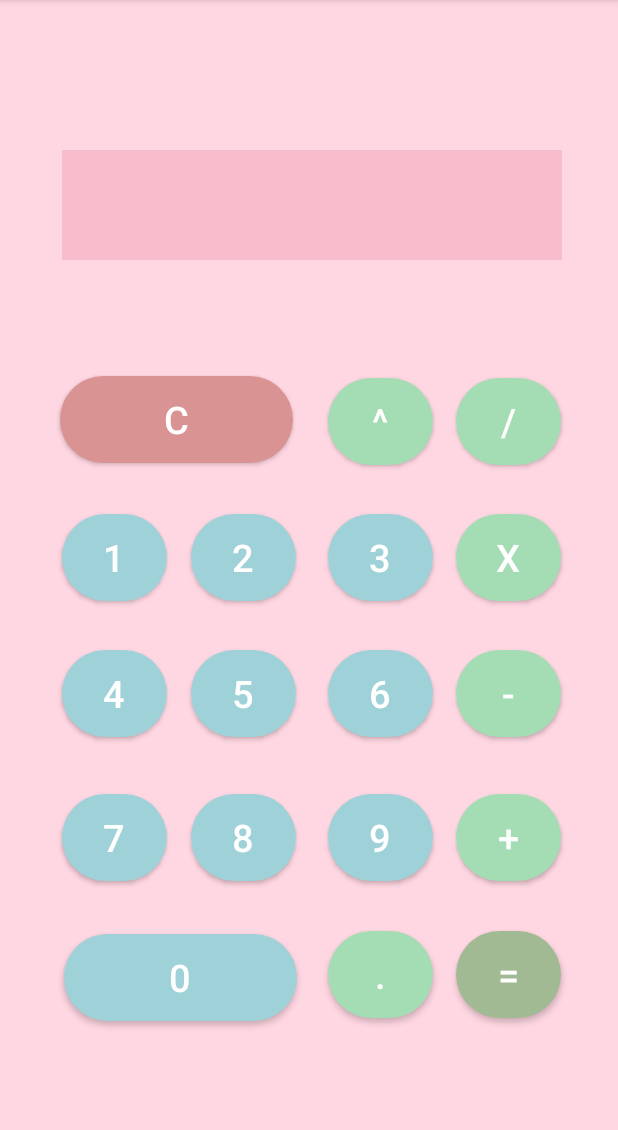
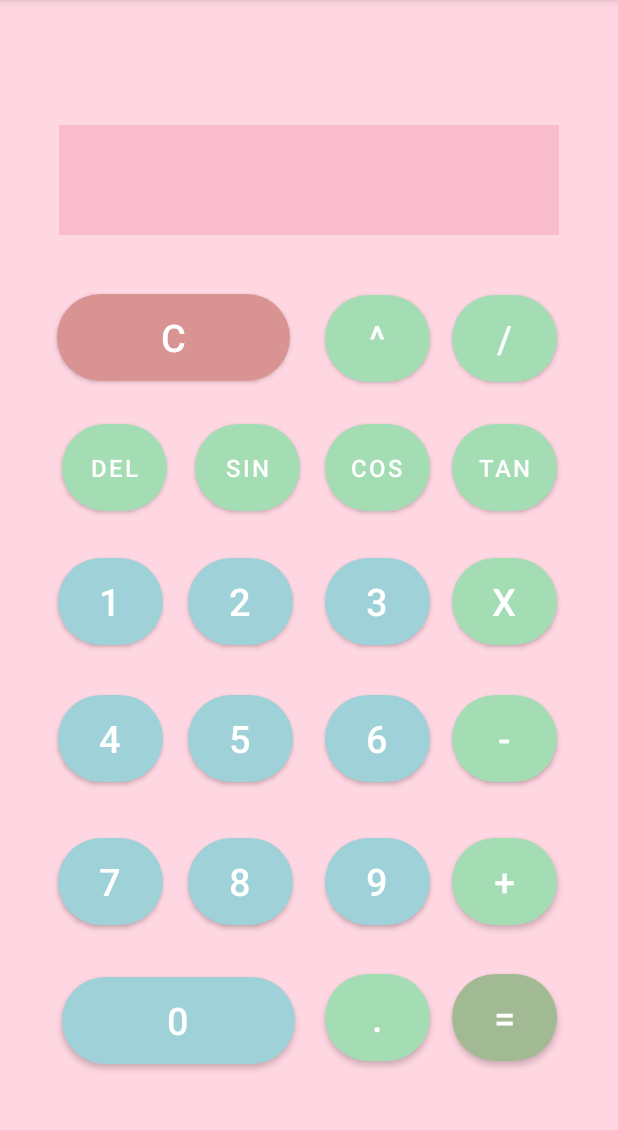
Before and after one commit to PaulinaMaldonadoS5IM9/practica1_calculadora, an Android app: the screen it shows after launch (MainActivity), on a phone screen of 412 x 824 dp, the part 84-1214 px from its top. Run offline under Robolectric (Android 15) with nearby library versions, the phone set to English and light mode, and no system bars.

Commit message:
4 funciones extras

```diff
--- a/app/src/main/java/ipn/cecyt9/practica1_calculadora/MainActivity.java
+++ b/app/src/main/java/ipn/cecyt9/practica1_calculadora/MainActivity.java
@@ -78,10 +78,16 @@ public class MainActivity extends AppCompatActivity {
             numberX = Double.parseDouble(tv.getText().toString());
             tv.setText("");
         }
-        public void onClickButtonDelete(View miView){
+        public void onClickButtonClear(View miView){
             TextView tv = findViewById(R.id.textView);
             String value = tv.getText().toString();
             tv.setText("");
+        }
+        public void onClickButtonDelete(View miView){
+            TextView tv = findViewById(R.id.textView);
+            if(!tv.getText().toString().equals("")){
+                tv.setText(tv.getText().subSequence(0,tv.getText().length()-1));
+            }
         }
         public void onClickSum(View myView) {
             operator = "+";
@@ -103,6 +109,44 @@ public class MainActivity extends AppCompatActivity {
             operator = "^";
             onClickOperatorCaptureNumberX(myView);
         }
+        public void onClickButtonSen(View myView) {
+            TextView tv = (TextView) findViewById(R.id.textView);
+            try {
+                numberX = Double.parseDouble(tv.getText().toString());
+                double rd = Math.toRadians(numberX);
+                result = Math.sin(rd);
+                tv.setText(String.valueOf(result));
+            } catch(NullPointerException e) {
+                Toast.makeText(this,"Incorrect Number", Toast.LENGTH_SHORT).show();
+            }
+            tv.setText(result.toString());
+        }
+        public void onClickButtonCos(View myView) {
+            TextView tv = (TextView) findViewById(R.id.textView);
+
+            try {
+                numberX = Double.parseDouble(tv.getText().toString());
+                double rd = Math.toRadians(numberX);
+                result = Math.cos(rd);
+                tv.setText(String.valueOf(result));
+            } catch(NullPointerException e) {
+                Toast.makeText(this,"Incorrect Number", Toast.LENGTH_SHORT).show();
+            }
+            tv.setText(result.toString());
+        }
+        public void onClickButtonTan(View myView) {
+            TextView tv = (TextView) findViewById(R.id.textView);
+            try {
+                numberX = Double.parseDouble(tv.getText().toString());
+                double rd = Math.toRadians(numberX);
+                result = Math.tan(rd);
+                tv.setText(String.valueOf(result));
+            } catch(NullPointerException e) {
+                Toast.makeText(this,"Incorrect Number", Toast.LENGTH_SHORT).show();
+            }
+            tv.setText(result.toString());
+        }
+
         public void onClickEqual(View myView) {
             TextView tv = (TextView) findViewById(R.id.textView);
             numberY = Double.parseDouble(tv.getText().toString());
--- a/app/src/main/res/layout/activity_main.xml
+++ b/app/src/main/res/layout/activity_main.xml
@@ -6,6 +6,103 @@
     android:layout_height="match_parent"
     android:background="#FFD7E2"
     tools:context=".MainActivity">
+
+    <Button
+        android:id="@+id/buttonNumberSix"
+        android:layout_width="70dp"
+        android:layout_height="70dp"
+        android:onClick="onClickButtonSix"
+        android:text="6"
+        android:textSize="25sp"
+        app:backgroundTint="#9ED1D8"
+        app:cornerRadius="150dp"
+        app:layout_constraintBottom_toBottomOf="parent"
+        app:layout_constraintEnd_toEndOf="parent"
+        app:layout_constraintHorizontal_bias="0.633"
+        app:layout_constraintStart_toStartOf="parent"
+        app:layout_constraintTop_toTopOf="parent"
+        app:layout_constraintVertical_bias="0.655" />
+
+    <Button
+        android:id="@+id/buttonPoint"
+        android:layout_width="70dp"
+        android:layout_height="70dp"
+        android:onClick="onClickButtonPun"
+        android:text="."
+        android:textSize="25sp"
+        app:backgroundTint="#A4DDB4"
+        app:cornerRadius="150dp"
+        app:layout_constraintBottom_toBottomOf="parent"
+        app:layout_constraintEnd_toEndOf="parent"
+        app:layout_constraintHorizontal_bias="0.633"
+        app:layout_constraintStart_toStartOf="parent"
+        app:layout_constraintTop_toTopOf="parent"
+        app:layout_constraintVertical_bias="0.922" />
+
+    <Button
+        android:id="@+id/buttonFuctionTan"
+        android:layout_width="70dp"
+        android:layout_height="70dp"
+        android:onClick="onClickButtonTan"
+        android:text="tan"
+        android:textSize="16sp"
+        app:backgroundTint="#A4DDB4"
+        app:cornerRadius="150dp"
+        app:layout_constraintBottom_toBottomOf="parent"
+        app:layout_constraintEnd_toEndOf="parent"
+        app:layout_constraintHorizontal_bias="0.882"
+        app:layout_constraintStart_toStartOf="parent"
+        app:layout_constraintTop_toTopOf="parent"
+        app:layout_constraintVertical_bias="0.396" />
+
+    <Button
+        android:id="@+id/buttonNumberOne2"
+        android:layout_width="70dp"
+        android:layout_height="70dp"
+        android:onClick="onClickButtonOne"
+        android:text="1"
+        android:textSize="25sp"
+        app:backgroundTint="#9ED1D8"
+        app:cornerRadius="150dp"
+        app:layout_constraintBottom_toBottomOf="parent"
+        app:layout_constraintEnd_toEndOf="parent"
+        app:layout_constraintHorizontal_bias="0.114"
+        app:layout_constraintStart_toStartOf="parent"
+        app:layout_constraintTop_toTopOf="parent"
+        app:layout_constraintVertical_bias="0.524" />
+
+    <Button
+        android:id="@+id/buttonNumberEight"
+        android:layout_width="70dp"
+        android:layout_height="70dp"
+        android:autoText="false"
+        android:onClick="onClickButtonEight"
+        android:text="8"
+        android:textSize="25sp"
+        app:backgroundTint="#9ED1D8"
+        app:cornerRadius="150dp"
+        app:layout_constraintBottom_toBottomOf="parent"
+        app:layout_constraintEnd_toEndOf="parent"
+        app:layout_constraintHorizontal_bias="0.366"
+        app:layout_constraintStart_toStartOf="parent"
+        app:layout_constraintTop_toTopOf="parent"
+        app:layout_constraintVertical_bias="0.792" />
+
+    <Button
+        android:id="@+id/buttonFuntionSin"
+        android:layout_width="70dp"
+        android:layout_height="70dp"
+        android:onClick="onClickButtonSen"
+        android:text="sin"
+        android:textSize="16sp"
+        app:backgroundTint="#A4DDB4"
+        app:cornerRadius="150dp"
+        app:layout_constraintBottom_toBottomOf="parent"
+        app:layout_constraintEnd_toEndOf="parent"
+        app:layout_constraintHorizontal_bias="0.381"
+        app:layout_constraintStart_toStartOf="parent"
+        app:layout_constraintTop_toTopOf="parent"
+        app:layout_constraintVertical_bias="0.396" />
 
     <Button
         android:id="@+id/buttonNumberThree"
@@ -18,10 +115,138 @@
         app:cornerRadius="150dp"
         app:layout_constraintBottom_toBottomOf="parent"
         app:layout_constraintEnd_toEndOf="parent"
-        app:layout_constraintHorizontal_bias="0.639"
+        app:layout_constraintHorizontal_bias="0.633"
         app:layout_constraintStart_toStartOf="parent"
         app:layout_constraintTop_toTopOf="parent"
-        app:layout_constraintVertical_bias="0.482" />
+        app:layout_constraintVertical_bias="0.524" />
+
+    <Button
+        android:id="@+id/buttonFuctionCos"
+        android:layout_width="70dp"
+        android:layout_height="70dp"
+        android:onClick="onClickButtonCos"
+        android:text="cos"
+        android:textSize="16sp"
+        app:backgroundTint="#A4DDB4"
+        app:cornerRadius="150dp"
+        app:layout_constraintBottom_toBottomOf="parent"
+        app:layout_constraintEnd_toEndOf="parent"
+        app:layout_constraintHorizontal_bias="0.633"
+        app:layout_constraintStart_toStartOf="parent"
+        app:layout_constraintTop_toTopOf="parent"
+        app:layout_constraintVertical_bias="0.396" />
+
+    <Button
+        android:id="@+id/buttonOperationMul"
+        android:layout_width="70dp"
+        android:layout_height="70dp"
+        android:onClick="onClickMul"
+        android:text="x"
+        android:textSize="25sp"
+        app:backgroundTint="#A4DDB4"
+        app:cornerRadius="150dp"
+        app:layout_constraintBottom_toBottomOf="parent"
+        app:layout_constraintEnd_toEndOf="parent"
+        app:layout_constraintHorizontal_bias="0.882"
+        app:layout_constraintStart_toStartOf="parent"
+        app:layout_constraintTop_toTopOf="parent"
+        app:layout_constraintVertical_bias="0.524" />
+
+    <Button
+        android:id="@+id/operationpo"
+        android:layout_width="70dp"
+        android:layout_height="70dp"
+        android:onClick="onClickPot"
+        android:text="^"
+        android:textSize="25sp"
+        app:backgroundTint="#A4DDB4"
+        app:cornerRadius="150dp"
+        app:layout_constraintBottom_toBottomOf="parent"
+        app:layout_constraintEnd_toEndOf="parent"
+        app:layout_constraintHorizontal_bias="0.633"
+        app:layout_constraintStart_toStartOf="parent"
+        app:layout_constraintTop_toTopOf="parent"
+        app:layout_constraintVertical_bias="0.273" />
+
+    <Button
+        android:id="@+id/buttonOperationRes"
+        android:layout_width="70dp"
+        android:layout_height="70dp"
+        android:onClick="onClickRes"
+        android:text="-"
+        android:textSize="25sp"
+        app:backgroundTint="#A4DDB4"
+        app:cornerRadius="150dp"
+        app:layout_constraintBottom_toBottomOf="parent"
+        app:layout_constraintEnd_toEndOf="parent"
+        app:layout_constraintHorizontal_bias="0.882"
+        app:layout_constraintStart_toStartOf="parent"
+        app:layout_constraintTop_toTopOf="parent"
+        app:layout_constraintVertical_bias="0.655" />
+
+    <Button
+        android:id="@+id/buttonOperationSum"
+        android:layout_width="70dp"
+        android:layout_height="70dp"
+        android:onClick="onClickSum"
+        android:text="+"
+        android:textSize="25sp"
+        app:backgroundTint="#A4DDB4"
+        app:cornerRadius="150dp"
+        app:layout_constraintBottom_toBottomOf="parent"
+        app:layout_constraintEnd_toEndOf="parent"
+        app:layout_constraintHorizontal_bias="0.882"
+        app:layout_constraintStart_toStartOf="parent"
+        app:layout_constraintTop_toTopOf="parent"
+        app:layout_constraintVertical_bias="0.792" />
+
+    <Button
+        android:id="@+id/buttonClear"
+        android:layout_width="155dp"
+        android:layout_height="70dp"
+        android:onClick="onClickButtonClear"
+        android:text="C"
+        android:textSize="25sp"
+        app:backgroundTint="#DA9393"
+        app:cornerRadius="150dp"
+        app:layout_constraintBottom_toBottomOf="parent"
+        app:layout_constraintEnd_toEndOf="parent"
+        app:layout_constraintHorizontal_bias="0.148"
+        app:layout_constraintStart_toStartOf="parent"
+        app:layout_constraintTop_toTopOf="parent"
+        app:layout_constraintVertical_bias="0.272" />
+
+    <Button
+        android:id="@+id/buttonNumberSeven"
+        android:layout_width="70dp"
+        android:layout_height="70dp"
+        android:onClick="onClickButtonSeven"
+        android:text="7"
+        android:textSize="25sp"
+        app:backgroundTint="#9ED1D8"
+        app:cornerRadius="150dp"
+        app:layout_constraintBottom_toBottomOf="parent"
+        app:layout_constraintEnd_toEndOf="parent"
+        app:layout_constraintHorizontal_bias="0.114"
+        app:layout_constraintStart_toStartOf="parent"
+        app:layout_constraintTop_toTopOf="parent"
+        app:layout_constraintVertical_bias="0.792" />
+
+    <Button
+        android:id="@+id/buttonNumberNine"
+        android:layout_width="70dp"
+        android:layout_height="70dp"
+        android:onClick="onClickButtonNine"
+        android:text="9"
+        android:textSize="25sp"
+        app:backgroundTint="#9ED1D8"
+        app:cornerRadius="150dp"
+        app:layout_constraintBottom_toBottomOf="parent"
+        app:layout_constraintEnd_toEndOf="parent"
+        app:layout_constraintHorizontal_bias="0.633"
+        app:layout_constraintStart_toStartOf="parent"
+        app:layout_constraintTop_toTopOf="parent"
+        app:layout_constraintVertical_bias="0.792" />
 
     <Button
         android:id="@+id/buttonNumberFive"
@@ -34,10 +259,42 @@
         app:cornerRadius="150dp"
         app:layout_constraintBottom_toBottomOf="parent"
         app:layout_constraintEnd_toEndOf="parent"
-        app:layout_constraintHorizontal_bias="0.372"
+        app:layout_constraintHorizontal_bias="0.366"
         app:layout_constraintStart_toStartOf="parent"
         app:layout_constraintTop_toTopOf="parent"
-        app:layout_constraintVertical_bias="0.612" />
+        app:layout_constraintVertical_bias="0.655" />
+
+    <Button
+        android:id="@+id/buttonFuntionSin2"
+        android:layout_width="70dp"
+        android:layout_height="70dp"
+        android:onClick="onClickButtonDelete"
+        android:text="DEL"
+        android:textSize="16sp"
+        app:backgroundTint="#A4DDB4"
+        app:cornerRadius="150dp"
+        app:layout_constraintBottom_toBottomOf="parent"
+        app:layout_constraintEnd_toEndOf="parent"
+        app:layout_constraintHorizontal_bias="0.12"
+        app:layout_constraintStart_toStartOf="parent"
+        app:layout_constraintTop_toTopOf="parent"
+        app:layout_constraintVertical_bias="0.396" />
+
+    <Button
+        android:id="@+id/buttonNumberTwo2"
+        android:layout_width="70dp"
+        android:layout_height="70dp"
+        android:onClick="onClickButtonTwo"
+        android:text="2"
+        android:textSize="25sp"
+        app:backgroundTint="#9ED1D8"
+        app:cornerRadius="150dp"
+        app:layout_constraintBottom_toBottomOf="parent"
+        app:layout_constraintEnd_toEndOf="parent"
+        app:layout_constraintHorizontal_bias="0.366"
+        app:layout_constraintStart_toStartOf="parent"
+        app:layout_constraintTop_toTopOf="parent"
+        app:layout_constraintVertical_bias="0.524" />
 
     <Button
         android:id="@+id/buttonEqual"
@@ -50,58 +307,58 @@
         app:cornerRadius="150dp"
         app:layout_constraintBottom_toBottomOf="parent"
         app:layout_constraintEnd_toEndOf="parent"
-        app:layout_constraintHorizontal_bias="0.888"
+        app:layout_constraintHorizontal_bias="0.882"
         app:layout_constraintStart_toStartOf="parent"
         app:layout_constraintTop_toTopOf="parent"
-        app:layout_constraintVertical_bias="0.881" />
+        app:layout_constraintVertical_bias="0.922" />
 
     <Button
-        android:id="@+id/buttonNumberSeven"
+        android:id="@+id/buttonOperationDiv"
         android:layout_width="70dp"
         android:layout_height="70dp"
-        android:onClick="onClickButtonSeven"
-        android:text="7"
+        android:onClick="onClickDiv"
+        android:text="/"
+        android:textSize="25sp"
+        app:backgroundTint="#A4DDB4"
+        app:cornerRadius="150dp"
+        app:layout_constraintBottom_toBottomOf="parent"
+        app:layout_constraintEnd_toEndOf="parent"
+        app:layout_constraintHorizontal_bias="0.882"
+        app:layout_constraintStart_toStartOf="parent"
+        app:layout_constraintTop_toTopOf="parent"
+        app:layout_constraintVertical_bias="0.273" />
+
+    <Button
+        android:id="@+id/buttonNumberFour"
+        android:layout_width="70dp"
+        android:layout_height="70dp"
+        android:onClick="onClickButtonFour"
+        android:text="4"
         android:textSize="25sp"
         app:backgroundTint="#9ED1D8"
         app:cornerRadius="150dp"
         app:layout_constraintBottom_toBottomOf="parent"
         app:layout_constraintEnd_toEndOf="parent"
-        app:layout_constraintHorizontal_bias="0.12"
+        app:layout_constraintHorizontal_bias="0.114"
         app:layout_constraintStart_toStartOf="parent"
         app:layout_constraintTop_toTopOf="parent"
-        app:layout_constraintVertical_bias="0.75" />
+        app:layout_constraintVertical_bias="0.655" />
 
     <Button
-        android:id="@+id/buttonOperationSum"
-        android:layout_width="70dp"
+        android:id="@+id/buttonNumberZero"
+        android:layout_width="155dp"
         android:layout_height="70dp"
-        android:onClick="onClickSum"
-        android:text="+"
-        android:textSize="25sp"
-        app:backgroundTint="#A4DDB4"
-        app:cornerRadius="150dp"
-        app:layout_constraintBottom_toBottomOf="parent"
-        app:layout_constraintEnd_toEndOf="parent"
-        app:layout_constraintHorizontal_bias="0.888"
-        app:layout_constraintStart_toStartOf="parent"
-        app:layout_constraintTop_toTopOf="parent"
-        app:layout_constraintVertical_bias="0.75" />
-
-    <Button
-        android:id="@+id/buttonNumberSix"
-        android:layout_width="70dp"
-        android:layout_height="70dp"
-        android:onClick="onClickButtonSix"
-        android:text="6"
+        android:onClick="onClickButtonZero"
+        android:text="0"
         android:textSize="25sp"
         app:backgroundTint="#9ED1D8"
         app:cornerRadius="150dp"
         app:layout_constraintBottom_toBottomOf="parent"
         app:layout_constraintEnd_toEndOf="parent"
-        app:layout_constraintHorizontal_bias="0.639"
+        app:layout_constraintHorizontal_bias="0.16"
         app:layout_constraintStart_toStartOf="parent"
         app:layout_constraintTop_toTopOf="parent"
-        app:layout_constraintVertical_bias="0.612" />
+        app:layout_constraintVertical_bias="0.925" />
 
     <TextView
         android:id="@+id/textView"
@@ -115,202 +372,8 @@
         app:autoSizeTextType="uniform"
         app:layout_constraintBottom_toBottomOf="parent"
         app:layout_constraintEnd_toEndOf="parent"
-        app:layout_constraintHorizontal_bias="0.525"
         app:layout_constraintStart_toStartOf="parent"
         app:layout_constraintTop_toTopOf="parent"
-        app:layout_constraintVertical_bias="0.144" />
-
-    <Button
-        android:id="@+id/buttonNumberNine"
-        android:layout_width="70dp"
-        android:layout_height="70dp"
-        android:onClick="onClickButtonNine"
-        android:text="9"
-        android:textSize="25sp"
-        app:backgroundTint="#9ED1D8"
-        app:cornerRadius="150dp"
-        app:layout_constraintBottom_toBottomOf="parent"
-        app:layout_constraintEnd_toEndOf="parent"
-        app:layout_constraintHorizontal_bias="0.639"
-        app:layout_constraintStart_toStartOf="parent"
-        app:layout_constraintTop_toTopOf="parent"
-        app:layout_constraintVertical_bias="0.75" />
-
-    <Button
-        android:id="@+id/buttonOperationDiv"
-        android:layout_width="70dp"
-        android:layout_height="70dp"
-        android:onClick="onClickDiv"
-        android:text="/"
-        android:textSize="25sp"
-        app:backgroundTint="#A4DDB4"
-        app:cornerRadius="150dp"
-        app:layout_constraintBottom_toBottomOf="parent"
-        app:layout_constraintEnd_toEndOf="parent"
-        app:layout_constraintHorizontal_bias="0.888"
-        app:layout_constraintStart_toStartOf="parent"
-        app:layout_constraintTop_toTopOf="parent"
-        app:layout_constraintVertical_bias="0.352" />
-
-    <Button
-        android:id="@+id/buttonOperationMul"
-        android:layout_width="70dp"
-        android:layout_height="70dp"
-        android:onClick="onClickMul"
-        android:text="x"
-        android:textSize="25sp"
-        app:backgroundTint="#A4DDB4"
-        app:cornerRadius="150dp"
-        app:layout_constraintBottom_toBottomOf="parent"
-        app:layout_constraintEnd_toEndOf="parent"
-        app:layout_constraintHorizontal_bias="0.888"
-        app:layout_constraintStart_toStartOf="parent"
-        app:layout_constraintTop_toTopOf="parent"
-        app:layout_constraintVertical_bias="0.482" />
-
-    <Button
-        android:id="@+id/buttonNumberZero"
-        android:layout_width="155dp"
-        android:layout_height="70dp"
-        android:onClick="onClickButtonZero"
-        android:text="0"
-        android:textSize="25sp"
-        app:backgroundTint="#9ED1D8"
-        app:cornerRadius="150dp"
-        app:layout_constraintBottom_toBottomOf="parent"
-        app:layout_constraintEnd_toEndOf="parent"
-        app:layout_constraintHorizontal_bias="0.167"
-        app:layout_constraintStart_toStartOf="parent"
-        app:layout_constraintTop_toTopOf="parent"
-        app:layout_constraintVertical_bias="0.883" />
-
-    <Button
-        android:id="@+id/buttonNumberTwo"
-        android:layout_width="70dp"
-        android:layout_height="70dp"
-        android:onClick="onClickButtonTwo"
-        android:text="2"
-        android:textSize="25sp"
-        app:backgroundTint="#9ED1D8"
-        app:cornerRadius="150dp"
-        app:layout_constraintBottom_toBottomOf="parent"
-        app:layout_constraintEnd_toEndOf="parent"
-        app:layout_constraintHorizontal_bias="0.372"
-        app:layout_constraintStart_toStartOf="parent"
-        app:layout_constraintTop_toTopOf="parent"
-        app:layout_constraintVertical_bias="0.482" />
-
-    <Button
-        android:id="@+id/buttonClear"
-        android:layout_width="155dp"
-        android:layout_height="70dp"
-        android:onClick="onClickButtonDelete"
-        android:text="C"
-        android:textSize="25sp"
-        app:backgroundTint="#DA9393"
-        app:cornerRadius="150dp"
-        app:layout_constraintBottom_toBottomOf="parent"
-        app:layout_constraintEnd_toEndOf="parent"
-        app:layout_constraintHorizontal_bias="0.157"
-        app:layout_constraintStart_toStartOf="parent"
-        app:layout_constraintTop_toTopOf="parent"
-        app:layout_constraintVertical_bias="0.351" />
-
-    <Button
-        android:id="@+id/buttonNumberFour"
-        android:layout_width="70dp"
-        android:layout_height="70dp"
-        android:onClick="onClickButtonFour"
-        android:text="4"
-        android:textSize="25sp"
-        app:backgroundTint="#9ED1D8"
-        app:cornerRadius="150dp"
-        app:layout_constraintBottom_toBottomOf="parent"
-        app:layout_constraintEnd_toEndOf="parent"
-        app:layout_constraintHorizontal_bias="0.12"
-        app:layout_constraintStart_toStartOf="parent"
-        app:layout_constraintTop_toTopOf="parent"
-        app:layout_constraintVertical_bias="0.612" />
-
-    <Button
-        android:id="@+id/operationpo"
-        android:layout_width="70dp"
-        android:layout_height="70dp"
-        android:onClick="onClickPot"
-        android:text="^"
-        android:textSize="25sp"
-        app:backgroundTint="#A4DDB4"
-        app:cornerRadius="150dp"
-        app:layout_constraintBottom_toBottomOf="parent"
-        app:layout_constraintEnd_toEndOf="parent"
-        app:layout_constraintHorizontal_bias="0.639"
-        app:layout_constraintStart_toStartOf="parent"
-        app:layout_constraintTop_toTopOf="parent"
-        app:layout_constraintVertical_bias="0.352" />
-
-    <Button
-        android:id="@+id/buttonOperationRes"
-        android:layout_width="70dp"
-        android:layout_height="70dp"
-        android:onClick="onClickRes"
-        android:text="-"
-        android:textSize="25sp"
-        app:backgroundTint="#A4DDB4"
-        app:cornerRadius="150dp"
-        app:layout_constraintBottom_toBottomOf="parent"
-        app:layout_constraintEnd_toEndOf="parent"
-        app:layout_constraintHorizontal_bias="0.888"
-        app:layout_constraintStart_toStartOf="parent"
-        app:layout_constraintTop_toTopOf="parent"
-        app:layout_constraintVertical_bias="0.612" />
-
-    <Button
-        android:id="@+id/buttonPoint"
-        android:layout_width="70dp"
-        android:layout_height="70dp"
-        android:onClick="onClickButtonPun"
-        android:text="."
-        android:textSize="25sp"
-        app:backgroundTint="#A4DDB4"
-        app:cornerRadius="150dp"
-        app:layout_constraintBottom_toBottomOf="parent"
-        app:layout_constraintEnd_toEndOf="parent"
-        app:layout_constraintHorizontal_bias="0.639"
-        app:layout_constraintStart_toStartOf="parent"
-        app:layout_constraintTop_toTopOf="parent"
-        app:layout_constraintVertical_bias="0.881" />
-
-    <Button
-        android:id="@+id/buttonNumberEight"
-        android:layout_width="70dp"
-        android:layout_height="70dp"
-        android:autoText="false"
-        android:onClick="onClickButtonEight"
-        android:text="8"
-        android:textSize="25sp"
-        app:backgroundTint="#9ED1D8"
-        app:cornerRadius="150dp"
-        app:layout_constraintBottom_toBottomOf="parent"
-        app:layout_constraintEnd_toEndOf="parent"
-        app:layout_constraintHorizontal_bias="0.372"
-        app:layout_constraintStart_toStartOf="parent"
-        app:layout_constraintTop_toTopOf="parent"
-        app:layout_constraintVertical_bias="0.75" />
-
-    <Button
-        android:id="@+id/buttonNumberOne"
-        android:layout_width="70dp"
-        android:layout_height="70dp"
-        android:onClick="onClickButtonOne"
-        android:text="1"
-        android:textSize="25sp"
-        app:backgroundTint="#9ED1D8"
-        app:cornerRadius="150dp"
-        app:layout_constraintBottom_toBottomOf="parent"
-        app:layout_constraintEnd_toEndOf="parent"
-        app:layout_constraintHorizontal_bias="0.12"
-        app:layout_constraintStart_toStartOf="parent"
-        app:layout_constraintTop_toTopOf="parent"
-        app:layout_constraintVertical_bias="0.482" />
+        app:layout_constraintVertical_bias="0.12" />
 
 </androidx.constraintlayout.widget.ConstraintLayout>
```
